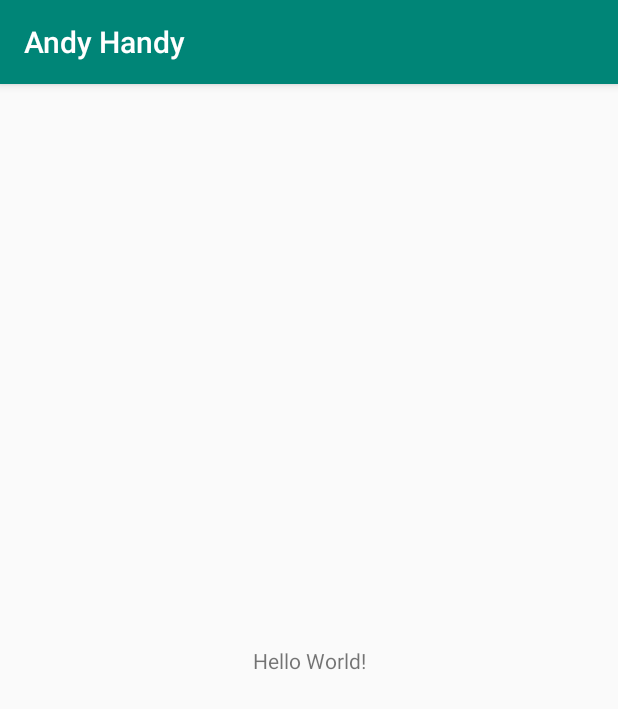
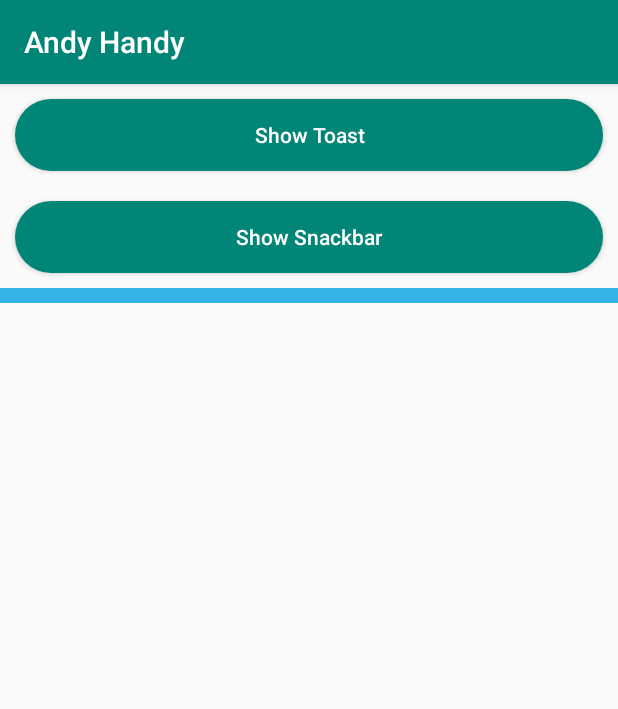
Before and after one commit to onecode369/andyHandy, an Android app: the screen it shows after launch (MainActivity), on a phone screen of 412 x 824 dp. Shown: the top 709 px of the screen. Run offline under Robolectric (Android 15) with nearby library versions, the phone set to English and light mode, and no system bars.

Commit message:
added snackbar

```diff
--- a/andy-handy-commons/build.gradle
+++ b/andy-handy-commons/build.gradle
@@ -30,6 +30,7 @@ dependencies {
     implementation "org.jetbrains.kotlin:kotlin-stdlib-jdk7:$kotlin_version"
     implementation 'androidx.appcompat:appcompat:1.1.0'
     implementation 'androidx.core:core-ktx:1.1.0'
+    implementation "com.google.android.material:material:1.2.0-alpha04"
     testImplementation 'junit:junit:4.12'
     androidTestImplementation 'androidx.test.ext:junit:1.1.1'
     androidTestImplementation 'androidx.test.espresso:espresso-core:3.2.0'
--- a/app/build.gradle
+++ b/app/build.gradle
@@ -32,4 +32,5 @@ dependencies {
     testImplementation 'junit:junit:4.12'
     androidTestImplementation 'androidx.test.ext:junit:1.1.1'
     androidTestImplementation 'androidx.test.espresso:espresso-core:3.2.0'
+    implementation project(path: ':andy-handy-commons')
 }
--- a/app/src/main/java/com/github/onecode369/andyHandy/MainActivity.kt
+++ b/app/src/main/java/com/github/onecode369/andyHandy/MainActivity.kt
@@ -2,11 +2,21 @@ package com.github.onecode369.andyHandy
 
 import androidx.appcompat.app.AppCompatActivity
 import android.os.Bundle
+import com.github.onecode369.andy_handy_commons.dialog.snackbar
+import com.github.onecode369.andy_handy_commons.dialog.toast
+import kotlinx.android.synthetic.main.activity_main.*
 
 class MainActivity : AppCompatActivity() {
 
     override fun onCreate(savedInstanceState: Bundle?) {
         super.onCreate(savedInstanceState)
         setContentView(R.layout.activity_main)
+
+        toast_btn.setOnClickListener {
+            toast("Hi there!")
+        }
+        snackbar_btn.setOnClickListener {
+            snackbar(activity_main_root,"hi","Ok",{finish()})
+        }
     }
 }
--- /dev/null
+++ b/app/src/main/res/drawable/btn_background.xml
@@ -0,0 +1,5 @@
+<?xml version="1.0" encoding="utf-8"?>
+<shape xmlns:android="http://schemas.android.com/apk/res/android">
+    <solid android:color="@color/colorPrimary"/>
+    <corners android:radius="25dp"/>
+</shape>
--- a/app/src/main/res/layout/activity_main.xml
+++ b/app/src/main/res/layout/activity_main.xml
@@ -1,18 +1,52 @@
 <?xml version="1.0" encoding="utf-8"?>
-<androidx.constraintlayout.widget.ConstraintLayout xmlns:android="http://schemas.android.com/apk/res/android"
-    xmlns:app="http://schemas.android.com/apk/res-auto"
+<ScrollView xmlns:android="http://schemas.android.com/apk/res/android"
+    android:id="@+id/activity_main_root"
     xmlns:tools="http://schemas.android.com/tools"
     android:layout_width="match_parent"
+    android:orientation="vertical"
     android:layout_height="match_parent"
     tools:context=".MainActivity">
 
-    <TextView
-        android:layout_width="wrap_content"
-        android:layout_height="wrap_content"
-        android:text="Hello World!"
-        app:layout_constraintBottom_toBottomOf="parent"
-        app:layout_constraintLeft_toLeftOf="parent"
-        app:layout_constraintRight_toRightOf="parent"
-        app:layout_constraintTop_toTopOf="parent" />
+    <LinearLayout
+        android:layout_width="match_parent"
+        android:orientation="vertical"
+        android:layout_height="wrap_content">
 
-</androidx.constraintlayout.widget.ConstraintLayout>
+        <LinearLayout
+            android:layout_width="match_parent"
+            android:layout_height="wrap_content"
+            android:orientation="vertical">
+
+            <Button
+                android:id="@+id/toast_btn"
+                android:layout_width="match_parent"
+                android:layout_height="wrap_content"
+                android:textAllCaps="false"
+                android:padding="5dp"
+                android:background="@drawable/btn_background"
+                android:layout_margin="10dp"
+                android:textColor="#FFF"
+                android:text="Show Toast"/>
+
+            <Button
+                android:id="@+id/snackbar_btn"
+                android:layout_width="match_parent"
+                android:layout_height="wrap_content"
+                android:textAllCaps="false"
+                android:padding="5dp"
+                android:background="@drawable/btn_background"
+                android:layout_margin="10dp"
+                android:textColor="#FFF"
+                android:text="Show Snackbar"/>
+
+        </LinearLayout>
+
+        <TextView
+            android:layout_width="match_parent"
+            android:layout_height="10dp"
+            android:layout_marginBottom="10dp"
+            android:background="@android:color/holo_blue_light" />
+
+    </LinearLayout>
+
+</ScrollView>
```
Also changed, not shown: andy-handy-commons/src/main/java/com/github/onecode369/andy_handy_commons/dialog/Snackbar.kt (added, +101 -0 lines), app/src/main/res/drawable/ic_launcher_foreground.xml (added, +34 -0 lines), 2 other files.
